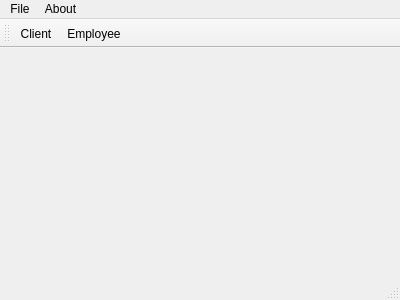
Old version of the form mainwindow.ui in the repository mariedegen/QtProject.
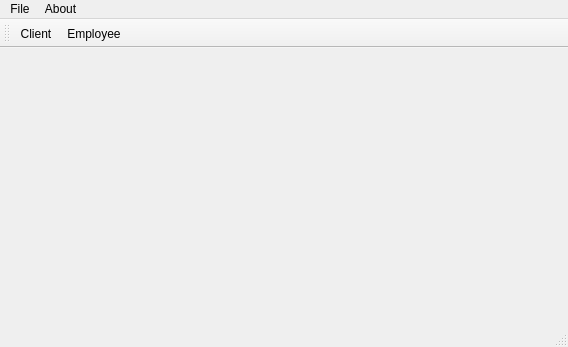
New version of the form. Icons and pictures are not drawn.

Commit message: up size main win

What changed in the file:
```diff
--- a/mainwindow.ui
+++ b/mainwindow.ui
@@ -6,8 +6,8 @@
    <rect>
     <x>0</x>
     <y>0</y>
-    <width>400</width>
-    <height>300</height>
+    <width>568</width>
+    <height>347</height>
    </rect>
   </property>
   <property name="windowTitle">
@@ -19,7 +19,7 @@
     <rect>
      <x>0</x>
      <y>0</y>
-     <width>400</width>
+     <width>568</width>
      <height>22</height>
     </rect>
    </property>
```
